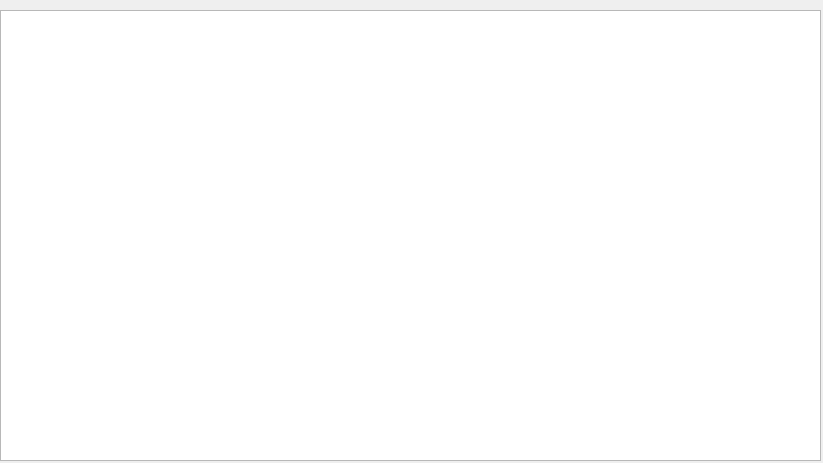
This is PyClusterCut/pkg/gui/reportw.ui in wenkeli/ephys as Qt 5 draws it before an edit. The edited form follows.
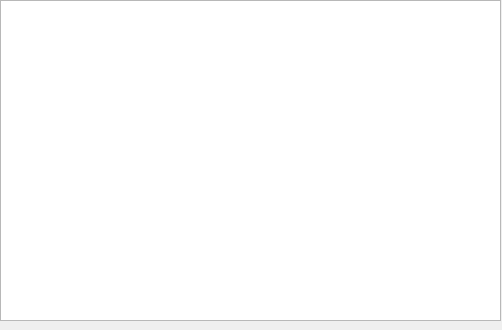
This is the edited form.

What changed in the file:
```diff
--- a/PyClusterCut/pkg/gui/reportw.ui
+++ b/PyClusterCut/pkg/gui/reportw.ui
@@ -6,8 +6,8 @@
    <rect>
     <x>0</x>
     <y>0</y>
-    <width>823</width>
-    <height>463</height>
+    <width>502</width>
+    <height>330</height>
    </rect>
   </property>
   <property name="windowTitle">
@@ -17,14 +17,23 @@
    <property name="geometry">
     <rect>
      <x>0</x>
-     <y>10</y>
-     <width>821</width>
-     <height>451</height>
+     <y>0</y>
+     <width>501</width>
+     <height>321</height>
     </rect>
    </property>
+   <property name="font">
+    <font>
+     <family>Courier</family>
+     <pointsize>12</pointsize>
+    </font>
+   </property>
    <property name="readOnly">
     <bool>true</bool>
    </property>
+   <property name="tabStopWidth">
+    <number>30</number>
+   </property>
    <property name="acceptRichText">
     <bool>false</bool>
    </property>
```
